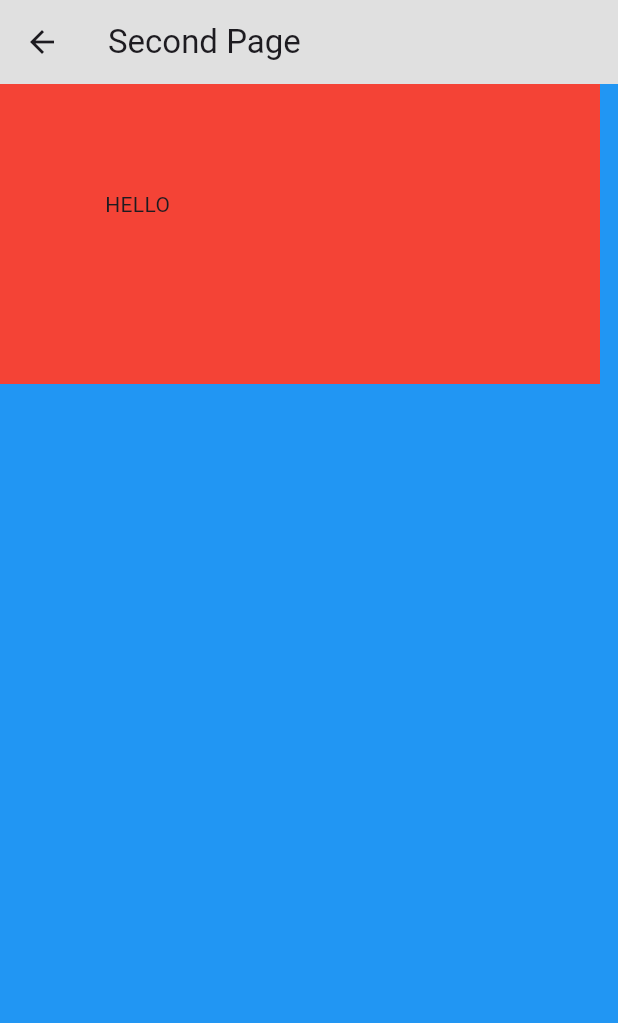
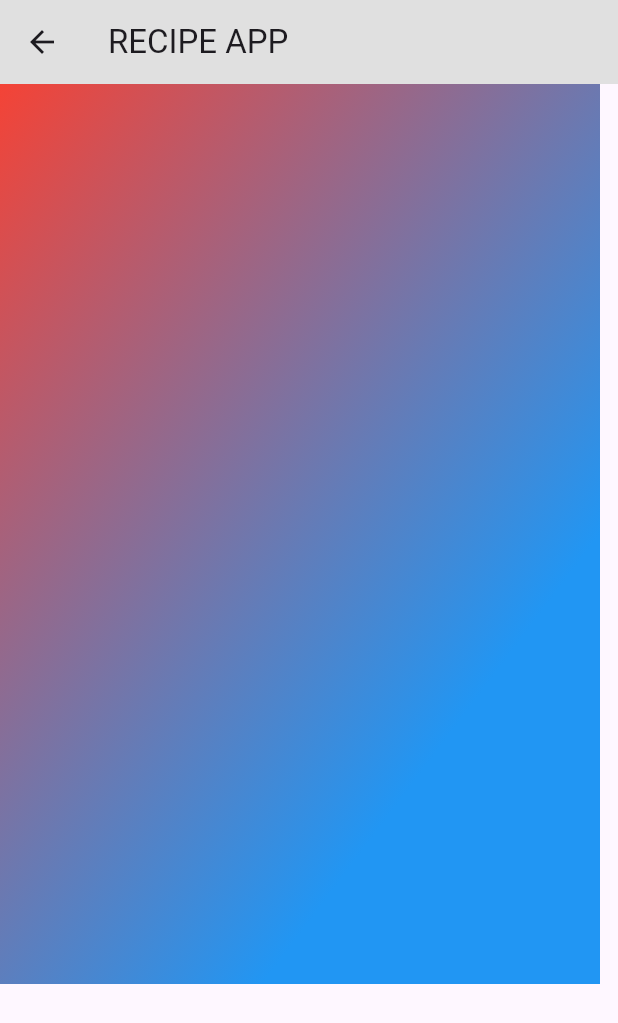
Before and after one commit to rasul-1/RecipeApp, a Flutter app: the SecondPage screen opened by its route, on a phone screen of 412 x 824 dp. Shown: the top 1023 px of the screen. Run offline on Flutter 3.47's test engine with Material 3 defaults, Android fonts, the phone set to English and light mode, and no system bars; Roboto replaces fonts that are missing (Sevillana).

Commit message:
I changed the name of the app

```diff
--- a/recipe_app/lib/second_page.dart
+++ b/recipe_app/lib/second_page.dart
@@ -6,19 +6,26 @@ class SecondPage extends StatelessWidget {
   @override
   Widget build(BuildContext context) {
     return Scaffold(
-      backgroundColor: Colors.blue,
       appBar: AppBar(
         backgroundColor: Colors.grey.shade300,
-        title: const Text('Second Page'),
+        title: const Text('RECIPE APP'),
       ),
-      body: SafeArea(
-        child: Container(
-          padding: EdgeInsets.all(70),
-          width: 400,
-          height: 200,
-          color: Colors.red,
-          child:const Text('HELLO'),
-        ),
+      body: Column(
+        mainAxisSize: MainAxisSize.min,
+        children: [
+          SafeArea(
+            child: Container(
+              height: 600,
+              width: 400,
+              decoration: const BoxDecoration(
+                gradient:LinearGradient(
+                  begin: Alignment.centerRight,
+                  end: Alignment.topLeft,
+                  colors: [Colors.blue,Colors.red])
+              ),
+            ),
+          ),
+        ],
       ),
     );
   }
```
